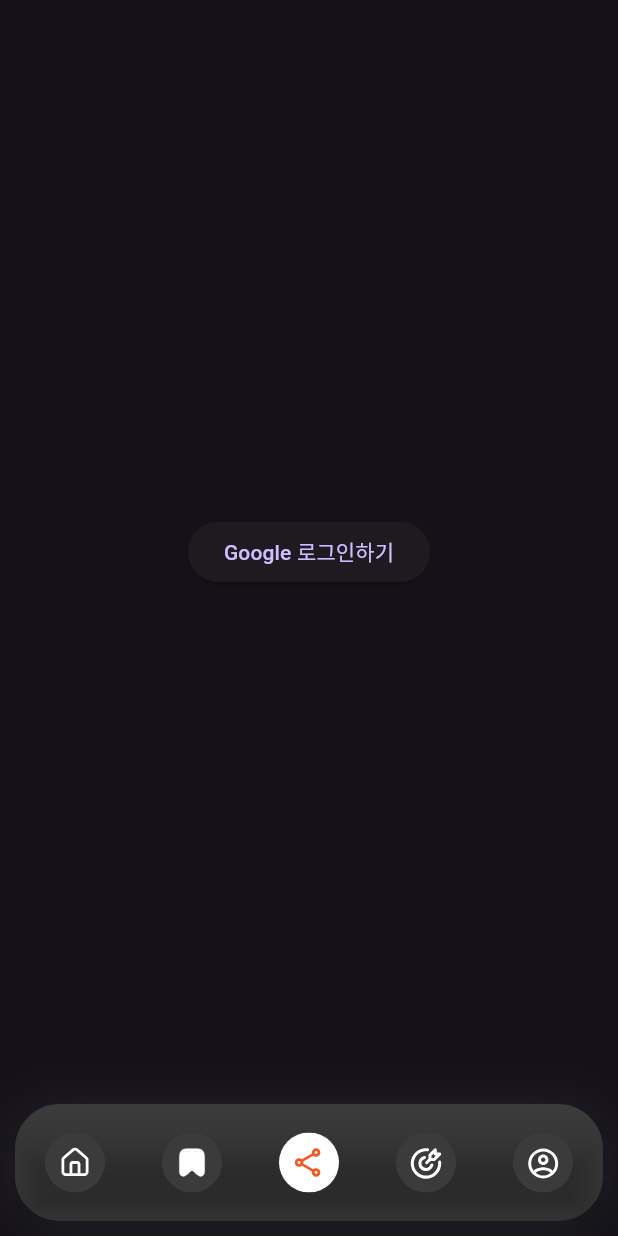
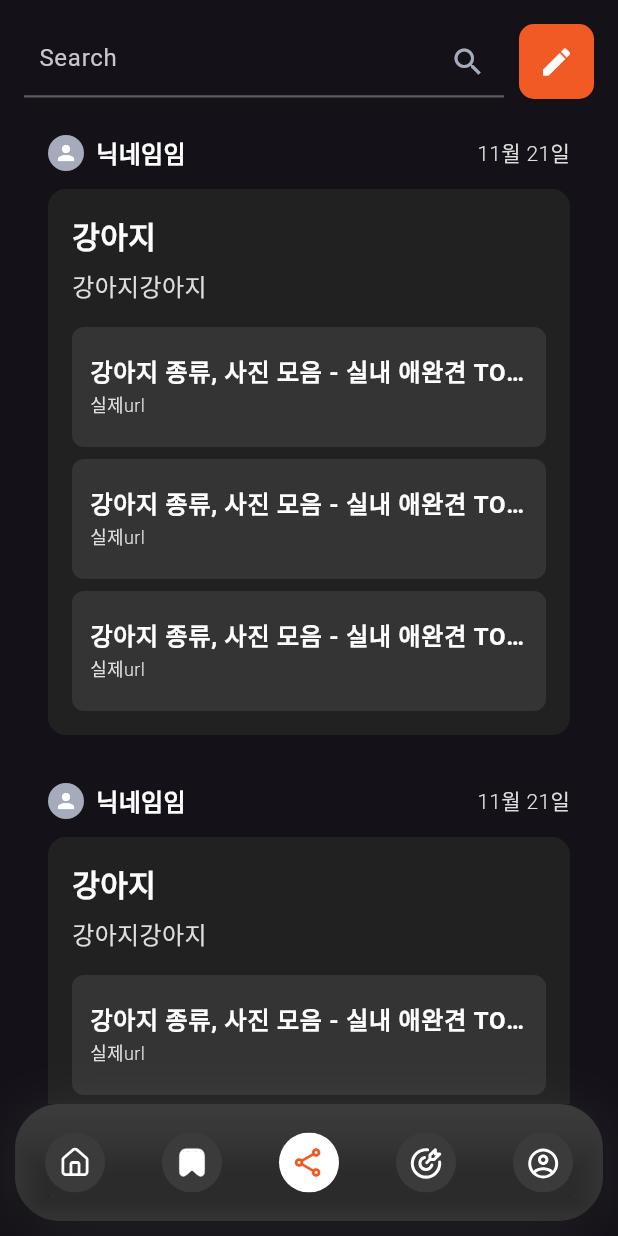
Before and after one commit to DOTOREAD/DOTOREAD_FLUTTER, a Flutter app: the screen it shows after launch, item 3 of the bottom bar chosen, on a phone screen of 412 x 824 dp. Run offline on Flutter 3.47's test engine with Material 3 defaults, Android fonts, the phone set to English and light mode, and no system bars; drawn by our look-alikes of animated_bottom_navigation_bar; our stand-ins replace carousel_slider, flutter_secure_storage, flutter_svg, freezed_annotation, get, google_sign_in and 2 more; missing offline and left inert: flutter_inappwebview; accounts and stored records are empty; network calls fail; Roboto replaces fonts that are missing (Pretendard).

Commit message:
feat : 공유 페이지 추가

```diff
--- a/lib/controllers/bookmarks_controller.dart
+++ b/lib/controllers/bookmarks_controller.dart
@@ -45,6 +45,7 @@
       ApiResult result = await bookmarkRepository.createBookmarks(newBookmark);
       result.when(
         success: (data, url, headers, statusCode) async {
+          log(data);
           await getAllBookmarksCall();
           await getUncategorizedBookmarksCall();
           log(data);
--- a/lib/core/constants/string_constant.dart
+++ b/lib/core/constants/string_constant.dart
@@ -6,4 +6,4 @@
 const String userUrl = "/user";
 const String loginUrl = "/login";
 const String accessToken =
-    "eyJhbGciOiJIUzI1NiJ9.eyJjYXRlZ29yeSI6ImFjY2VzcyIsInVzZXJuYW1lIjoiZ29vZ2xlIDEwNjc1ODQzMjcyOTI2Mjg5Mzc1NyIsInJvbGUiOiJST0xFX1VTRVIiLCJpYXQiOjE3MzI1MTM4NTcsImV4cCI6MTczMjYwMDI1N30.jbSCaxsBBIegJT8L4k3isxx4Ne_dR2dXrhW7GRxqQRQ";
+    "eyJhbGciOiJIUzI1NiJ9.eyJjYXRlZ29yeSI6ImFjY2VzcyIsInVzZXJuYW1lIjoiZ29vZ2xlIDEwNjc1ODQzMjcyOTI2Mjg5Mzc1NyIsInJvbGUiOiJST0xFX1VTRVIiLCJpYXQiOjE3MzI1MjM2MTIsImV4cCI6MTczMjYxMDAxMn0._MzTdO4X-m5UJAupDUdLKOrGPlwgax4QDwJG8OExheY";
--- a/lib/core/constants/theme.dart
+++ b/lib/core/constants/theme.dart
@@ -52,20 +52,22 @@
   );
   static const TextStyle modalTitleStyle = TextStyle(
     fontFamily: "Pretendard",
-    fontSize: 18,
-    fontWeight: FontWeight.w500,
+    fontSize: 20,
+    fontWeight: FontWeight.w600,
+    color: white1,
   );
 
   static const InputDecoration urlInputDecoration = InputDecoration(
-    focusedBorder: UnderlineInputBorder(
-      borderSide: BorderSide(color: AppTheme.orange1, width: 2.0),
+    focusedBorder: OutlineInputBorder(
+      borderSide: BorderSide(color: AppTheme.gray1, width: 2.0),
+      borderRadius: BorderRadius.all(Radius.circular(15)),
     ),
-    enabledBorder: UnderlineInputBorder(
-      borderSide: BorderSide(color: AppTheme.orange1, width: 1.5),
+    enabledBorder: OutlineInputBorder(
+      borderSide: BorderSide(color: AppTheme.gray1, width: 1.5),
+      borderRadius: BorderRadius.all(Radius.circular(15)),
     ),
-    contentPadding: EdgeInsets.symmetric(vertical: 10.0, horizontal: 10),
-    hintText: 'Enter URL',
-    prefixIcon: Icon(Icons.link, color: AppTheme.gray3),
+    contentPadding: EdgeInsets.symmetric(vertical: 10.0, horizontal: 15),
+    hintText: 'https://',
   );
 
   static const InputDecoration searchInputDecoration = InputDecoration(
--- a/lib/presentations/screens/share_screen.dart
+++ b/lib/presentations/screens/share_screen.dart
@@ -1,22 +1,62 @@
-import 'package:dotoread_app/controllers/auth_controller.dart';
+import 'package:dotoread_app/core/constants/theme.dart';
+import 'package:dotoread_app/presentations/widgets/collection_add_button.dart';
+import 'package:dotoread_app/presentations/widgets/url_add_button.dart';
 import 'package:flutter/material.dart';
 import 'package:get/get.dart';
+import 'package:dotoread_app/presentations/widgets/collection_widget.dart';
 
 class ShareScreen extends StatelessWidget {
-  ShareScreen({super.key});
-  AuthController controller = Get.find<AuthController>();
+  const ShareScreen({super.key});
 
   @override
   Widget build(BuildContext context) {
-    return Scaffold(
-      body: Center(
-        child: ElevatedButton(
-          onPressed: () async {
-            await controller.signInWithGoogle();
-          },
-          child: const Text(
-            'Google 로그인하기',
-          ),
+    return SafeArea(
+      child: Scaffold(
+        body: Column(
+          children: [
+            // 상단 검색바와 URL 추가 버튼
+            Padding(
+              padding: const EdgeInsets.all(16.0),
+              child: Row(
+                children: [
+                  // 검색창
+                  Expanded(
+                    child: TextField(
+                      decoration: AppTheme.searchInputDecoration.copyWith(
+                        focusedBorder: const UnderlineInputBorder(
+                          borderSide:
+                              BorderSide(color: AppTheme.gray2, width: 2.0),
+                        ),
+                        enabledBorder: const UnderlineInputBorder(
+                          borderSide:
+                              BorderSide(color: AppTheme.gray2, width: 1.5),
+                        ),
+                      ),
+                    ),
+                  ),
+                  const SizedBox(width: 10),
+                  // URL 추가 버튼
+                  const CollectionAddButton(),
+                ],
+              ),
+            ),
+
+            // 컬렉션 리스트
+            Expanded(
+              child: RefreshIndicator(
+                onRefresh: () async {},
+                child: ListView.separated(
+                  padding: const EdgeInsets.symmetric(horizontal: 16),
+                  itemCount: 10,
+                  separatorBuilder: (context, index) =>
+                      const SizedBox(height: 16),
+                  itemBuilder: (context, index) {
+                    return const CollectionWidget();
+                  },
+                ),
+              ),
+            ),
+          ],
         ),
       ),
     );
--- /dev/null
+++ b/lib/presentations/widgets/collection_widget.dart
@@ -0,0 +1,125 @@
+import 'package:dotoread_app/core/constants/theme.dart';
+import 'package:flutter/material.dart';
+
+class CollectionWidget extends StatelessWidget {
+  const CollectionWidget({super.key});
+
+  @override
+  Widget build(BuildContext context) {
+    return Padding(
+      padding: const EdgeInsets.symmetric(horizontal: 16, vertical: 8),
+      child: Column(
+        crossAxisAlignment: CrossAxisAlignment.start,
+        children: [
+          Row(
+            children: [
+              Container(
+                width: 24,
+                height: 24,
+                decoration: const BoxDecoration(
+                  shape: BoxShape.circle,
+                  color: AppTheme.gray3,
+                ),
+                child: const Icon(
+                  Icons.person,
+                  size: 16,
+                  color: AppTheme.white1,
+                ),
+              ),
+              const SizedBox(width: 8),
+              Text(
+                '닉네임임',
+                style: AppTheme.titleTextStyle.copyWith(
+                  fontSize: 16,
+                ),
+              ),
+              const Spacer(),
+              Text(
+                '11월 21일',
+                style: AppTheme.contentTextStyle.copyWith(
+                  fontSize: 14,
+                ),
+              ),
+            ],
+          ),
+          const SizedBox(height: 12),
+          Container(
+            decoration: BoxDecoration(
+              color: AppTheme.backgroundBox,
+              borderRadius: BorderRadius.circular(12),
+            ),
+            padding: const EdgeInsets.all(16),
+            child: Column(
+              crossAxisAlignment: CrossAxisAlignment.start,
+              children: [
+                Text(
+                  '강아지',
+                  style: AppTheme.titleTextStyle.copyWith(
+                    fontSize: 20,
+                  ),
+                ),
+                const SizedBox(height: 8),
+                Text(
+                  '강아지강아지',
+                  style: AppTheme.contentTextStyle.copyWith(
+                    fontSize: 16,
+                  ),
+                ),
+                const SizedBox(height: 16),
+                ListView.separated(
+                  shrinkWrap: true,
+                  physics: const NeverScrollableScrollPhysics(),
+                  itemCount: 3,
+                  separatorBuilder: (context, index) =>
+                      const SizedBox(height: 8),
+                  itemBuilder: (context, index) {
+                    return Container(
+                      decoration: BoxDecoration(
+                        color: AppTheme.bookmarkHover,
+                        borderRadius: BorderRadius.circular(8),
+                      ),
+                      child: ListTile(
+                        contentPadding: const EdgeInsets.symmetric(
+                          horizontal: 12,
+                          vertical: 4,
+                        ),
+                        title: Text(
+                          '강아지 종류, 사진 모음 - 실내 애완견 TOP10',
+                          maxLines: 1,
+                          overflow: TextOverflow.ellipsis,
+                          style: AppTheme.titleTextStyle.copyWith(
+                            fontSize: 16,
+                          ),
+                        ),
+                        subtitle: Text(
+                          '실제url',
+                          maxLines: 1,
+                          overflow: TextOverflow.ellipsis,
+                          style: AppTheme.contentTextStyle.copyWith(
+                            color: AppTheme.white2,
+                            fontSize: 12,
+                          ),
+                        ),
+                      ),
+                    );
+                  },
+                ),
+                if (2 > 3)
+                  Padding(
+                    padding: const EdgeInsets.only(top: 8, left: 4),
+                    child: Text(
+                      '외 ${2 - 3}개 북마크 더보기',
+                      style: AppTheme.contentTextStyle.copyWith(
+                        color: AppTheme.gray3,
+                        fontSize: 12,
+                      ),
+                    ),
+                  ),
+              ],
+            ),
+          ),
+        ],
+      ),
+    );
+  }
+}
```
Also changed, not shown: lib/main.dart (+4 -6 lines), lib/presentations/widgets/collection_add_button.dart (added, +119 -0 lines), lib/presentations/widgets/url_add_button.dart (+7 -19 lines).
